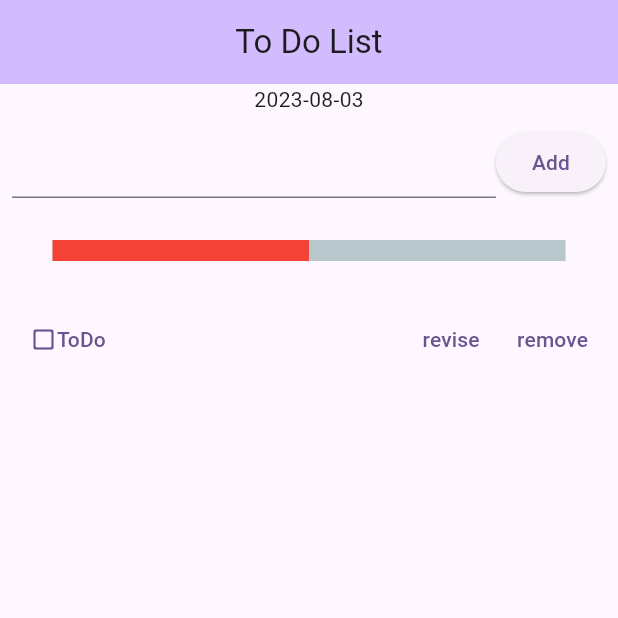
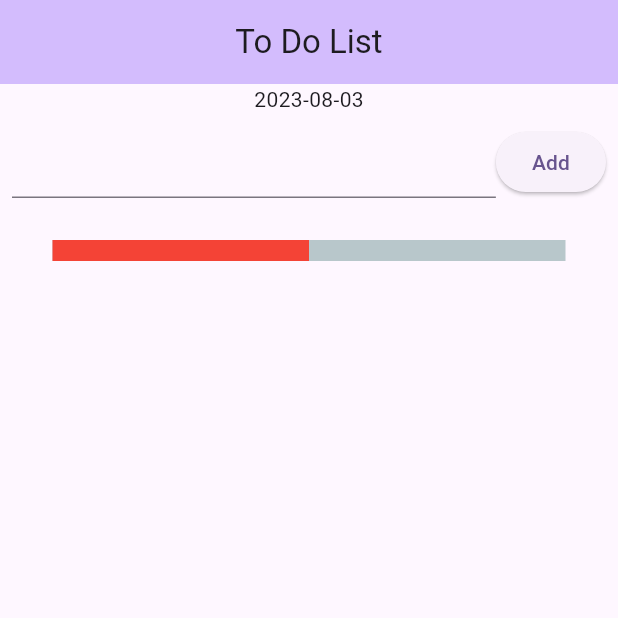
Before and after one commit to Sephior/flutter, a Flutter app: the screen it shows after launch, on a phone screen of 412 x 824 dp, the top half of it. Run offline on Flutter 3.47's test engine with Material 2 defaults, Android fonts, the phone set to English and light mode, and no system bars; drawn by our look-alikes of percent_indicator.

Commit message:
수정 및 삭제 기능 구현

```diff
--- a/lib/main.dart
+++ b/lib/main.dart
@@ -1,4 +1,5 @@
 import 'package:flutter/material.dart';
+import 'package:flutter_application_1/task.dart';
 import 'package:intl/intl.dart';
 import 'package:percent_indicator/linear_percent_indicator.dart';
 
@@ -11,19 +12,22 @@ class MyApp extends StatelessWidget {
   @override
   Widget build(BuildContext context) {
     return MaterialApp(
+      //제목
       title: 'To Do List',
       theme: ThemeData(
+        //제목창 기본 색상
         colorScheme: ColorScheme.fromSeed(seedColor: Colors.deepPurple),
         useMaterial3: true,
       ),
+      //제목
       home: const MyHomePage(title: 'To Do List'),
     );
   }
 }
 
+//stateful widget
 class MyHomePage extends StatefulWidget {
   const MyHomePage({super.key, required this.title});
-
   final String title;
 
   @override
@@ -32,8 +36,10 @@ class MyHomePage extends StatefulWidget {
 
 class _MyHomePageState extends State<MyHomePage> {
 
+  //변수 = text입력창
   final _textController = TextEditingController();
 
+  //오늘의 날짜 불러오기
   String getToday(){
     DateTime now = DateTime.now();
     String strToday;
@@ -42,30 +48,54 @@ class _MyHomePageState extends State<MyHomePage> {
     return strToday;
   }
 
+  //옆에 만든 task.dart에서 import해서 리스트 생성
+  List<Task> tasks = [];
+
   @override
   Widget build(BuildContext context) {
     return Scaffold(
       appBar: AppBar(
+        //제목을 센터에
         centerTitle: true,
+        //색상을 stateful widget의 테마(context, 내용)으로
         backgroundColor: Theme.of(context).colorScheme.inversePrimary,
         title: Text(widget.title),
       ),
       body: Center(
+        //자식 생성
         child: Column(
+          //메인 축 정렬
           mainAxisAlignment: MainAxisAlignment.start,
+          //자식의 자식 생성
           children: [
+            //텍스트
             Text(getToday()),
+            //padding, 감싸기
             Padding(
               padding: const EdgeInsets.all(8.0),
+              //한 열에 여러 개의 자식을 생성
               child: Row(
                 children:[
+                  //flexible 세팅
                   Flexible(
+                    //텍스트 필드(텍스트 입력창 생성)
                     child: TextField(
                       controller: _textController,
                       ),
                     ),
+                  //버튼 생성
                   ElevatedButton(
-                    onPressed: () {},
+                    onPressed: () {
+                      //버튼의 효과 설정
+                      if (_textController.text != '') {
+                        setState(() {
+                          var task = Task(_textController.text);
+                          tasks.add(task);
+                          _textController.clear();
+                        });
+                      }
+                    },
+                    //버튼 내부 데이터 설정
                     child: const Text("Add"
                       ),
                     )
@@ -85,10 +115,14 @@ class _MyHomePageState extends State<MyHomePage> {
                 )
               ]),
             ),
+
+            for (var i = 0; i < tasks.length; i++)
+
             Padding(
               padding: const EdgeInsets.all(8.0),
               child: Row(
                 children: [
+                  //텍스트 버튼 생성
                   Flexible(child: TextButton(
                     style: TextButton.styleFrom(
                       shape: const RoundedRectangleBorder(
@@ -96,16 +130,29 @@ class _MyHomePageState extends State<MyHomePage> {
                       )
                     ),
                     onPressed: () {},
-                    child: const Row(
+                    child: Row(
                       children: [
-                        Icon(Icons.check_box_outline_blank_rounded),
-                        Text("ToDo")
+                        const Icon(Icons.check_box_outline_blank_rounded),
+                        Text(tasks[i].work)
                       ],
                     ),
                   ),
                 ),
-                TextButton(onPressed: (){}, child: const Text("revise"),),
-                TextButton(onPressed: (){}, child: const Text("remove"),),
+                TextButton(onPressed: (){
+                  setState(() {
+                    if (_textController.text != '') {
+                      var task = Task(_textController.text);
+                      tasks[i] = task;
+                      _textController.clear();
+                    }
+                  });
+                }, child: const Text("revise"),),
+
+                TextButton(onPressed: (){
+                  setState(() {
+                    tasks.remove(tasks[i]);
+                  });
+                }, child: const Text("remove"),),
                 ],
               ),
             )
--- /dev/null
+++ b/lib/task.dart
@@ -0,0 +1,6 @@
+class Task{
+  String work;
+  bool isComplete;
+
+  Task(this.work) : isComplete = false;
+}
```
